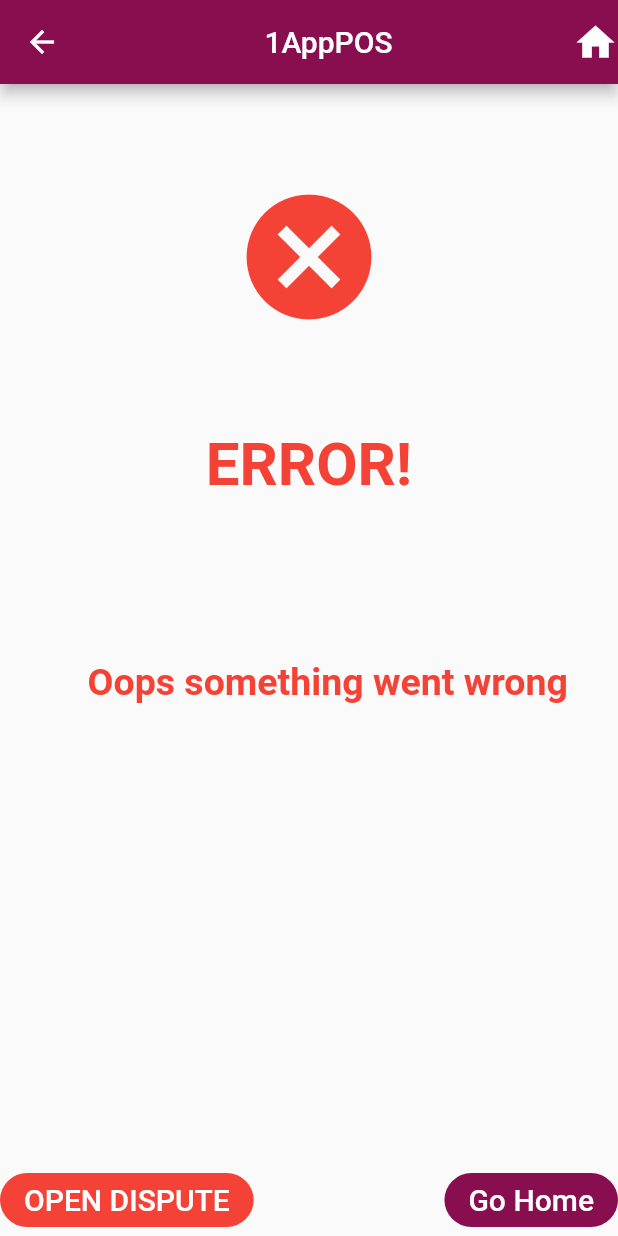
After one commit to WojuadeAA/FlutterProjects, a Flutter app: the Error_Scrren screen opened directly, on a phone screen of 412 x 824 dp. The commit adds this screen. Run offline on Flutter 3.47's test engine with Material 2 defaults, Android fonts, the phone set to English and light mode, and no system bars; our stand-ins replace google_fonts.

Commit message:
tuesday 25 1436

```diff
--- /dev/null
+++ b/oneapppos/lib/Error_Screen.dart
@@ -0,0 +1,125 @@
+import 'package:flutter/material.dart';
+import 'package:google_fonts/google_fonts.dart';
+
+class Error_Scrren extends StatelessWidget {
+  @override
+  Widget build(BuildContext context) {
+    final appBar = AppBar(
+      leading: Icon(Icons.arrow_back),
+      title: Center(child: Text('1AppPOS')),
+      backgroundColor: Colors.pink[900],
+      actions: <Widget>[
+        Icon(
+          Icons.home,
+          size: 30,
+        )
+      ],
+    );
+    return Scaffold(
+      appBar: appBar,
+      body: Center(
+        child: Column(
+          mainAxisAlignment: MainAxisAlignment.start,
+          children: <Widget>[
+            Center(
+              child: Column(
+                mainAxisAlignment: MainAxisAlignment.spaceBetween,
+                mainAxisSize: MainAxisSize.max,
+                children: <Widget>[
+                  Container(
+                    decoration: BoxDecoration(
+                      shape: BoxShape.circle,
+                    ),
+                    height: (MediaQuery.of(context).size.height -
+                            MediaQuery.of(context).padding.top -
+                            appBar.preferredSize.height) *
+                        0.3,
+                    width: double.maxFinite,
+                    child: Icon(
+                      Icons.cancel,
+                      size: 100,
+                      color: Colors.red,
+                    ),
+                  ),
+                  Container(
+                    height: (MediaQuery.of(context).size.height -
+                            MediaQuery.of(context).padding.top -
+                            appBar.preferredSize.height) *
+                        0.2,
+                    child: Text(
+                      'ERROR!',
+                      style: GoogleFonts.aBeeZee(
+                          fontWeight: FontWeight.bold,
+                          color: Colors.red,
+                          fontSize: 40),
+                    ),
+                  ),
+                  Container(
+                    height: (MediaQuery.of(context).size.height -
+                            MediaQuery.of(context).padding.top -
+                            appBar.preferredSize.height) *
+                        0.2,
+                    margin: EdgeInsets.only(left: 25),
+                    child: Text(
+                      'Oops something went wrong',
+                      style: GoogleFonts.aBeeZee(
+                          fontWeight: FontWeight.bold,
+                          fontSize: 25,
+                          color: Colors.red),
+                    ),
+                  ),
+                  Container(
+                    height: (MediaQuery.of(context).size.height -
+                            MediaQuery.of(context).padding.top -
+                            appBar.preferredSize.height) *
+                        0.3,
+                    child: Column(
+                      mainAxisAlignment: MainAxisAlignment.end,
+                      children: <Widget>[
+                        Row(
+                          mainAxisAlignment: MainAxisAlignment.spaceBetween,
+                          children: <Widget>[
+                            FlatButton(
+                              color: Colors.red,
+                              splashColor: Colors.red[100],
+                              shape: RoundedRectangleBorder(
+                                borderRadius: BorderRadius.all(
+                                  Radius.circular(20),
+                                ),
+                              ),
+                              onPressed: () {},
+                              child: Text(
+                                'OPEN DISPUTE',
+                                style: GoogleFonts.aBeeZee(
+                                    fontSize: 20, color: Colors.white),
+                              ),
+                            ),
+                            FlatButton(
+                              color: Colors.pink[900],
+                              splashColor: Colors.green[100],
+                              shape: RoundedRectangleBorder(
+                                borderRadius: BorderRadius.all(
+                                  Radius.circular(20),
+                                ),
+                              ),
+                              onPressed: () {},
+                              child: Text(
+                                'Go Home',
+                                style: GoogleFonts.aBeeZee(
+                                    fontSize: 20, color: Colors.white),
+                              ),
+                            ),
+                          ],
+                        ),
+                      ],
+                    ),
+                  ),
+                ],
+              ),
+            )
+          ],
+        ),
+      ),
+    );
+  }
+}
```
Also changed, not shown: oneapppos/lib/Dashboard_Screen.dart (+23 -8 lines), oneapppos/lib/Success_Screen.dart (added, +111 -0 lines), oneapppos/lib/dispute_page.dart (added, +39 -0 lines), shop/lib/Screens/product_detail_screen.dart (added, +19 -0 lines), shop/lib/Screens/products_overview_screen.dart (added, +65 -0 lines), shop/lib/models/products.dart (added, +19 -0 lines), shop/lib/providers/products_provider.dart (added, +19 -0 lines), shop/lib/widgets/product_item.dart (added, +50 -0 lines), oneapppos/lib/Succes page.dart (deleted).
